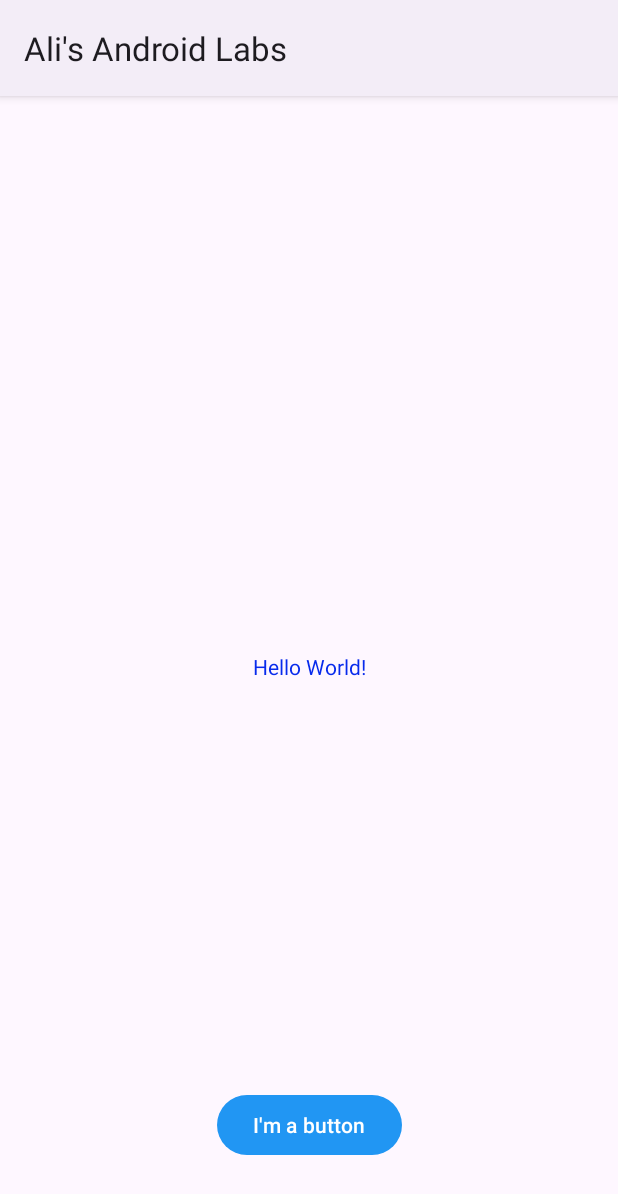
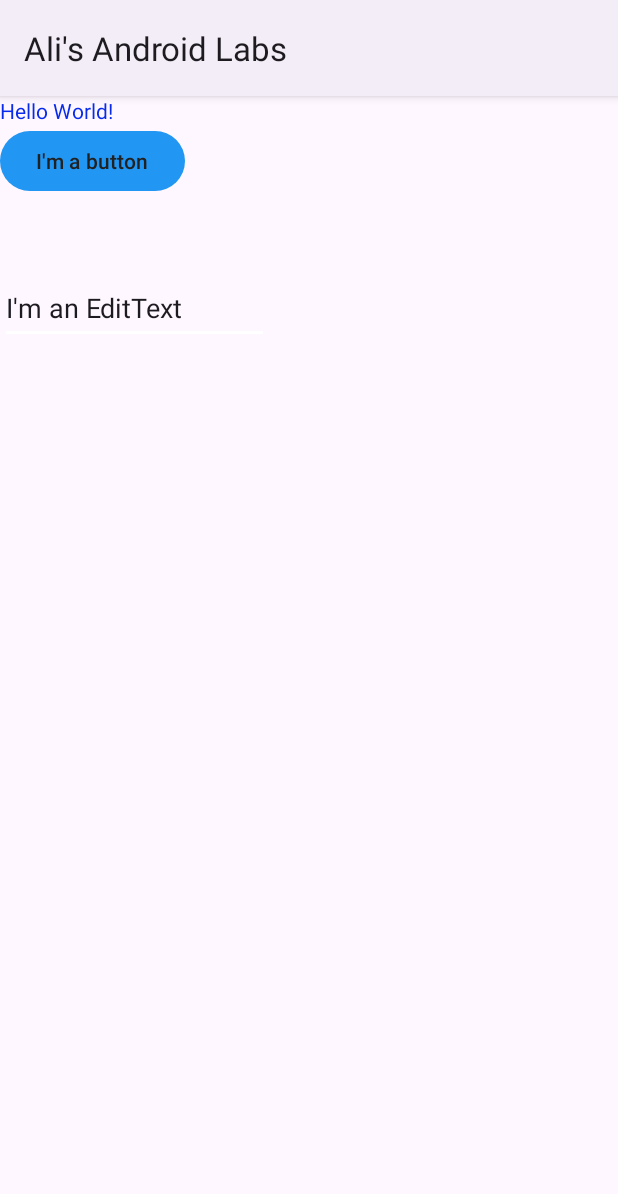
Before and after one commit to aydoganali/MyAndroidLabs, an Android app: the screen it shows after launch (MainActivity), on a phone screen of 412 x 824 dp. Shown: the top 1194 px of the screen. Run offline under Robolectric (Android 15) with nearby library versions, the light colour scheme and no system bars.

Commit message:
Added EditText, TextView and Button

```diff
--- a/app/build.gradle
+++ b/app/build.gradle
@@ -5,6 +5,11 @@ plugins {
 android {
     namespace 'algonquin.cst2335.aydo0001'
     compileSdk 33
+
+    buildFeatures {
+        viewBinding true
+    }
+
 
     defaultConfig {
         applicationId "algonquin.cst2335.aydo0001"
--- a/app/src/main/java/algonquin/cst2335/aydo0001/MainActivity.java
+++ b/app/src/main/java/algonquin/cst2335/aydo0001/MainActivity.java
@@ -2,12 +2,32 @@ package algonquin.cst2335.aydo0001;
 
 import androidx.appcompat.app.AppCompatActivity;
 import android.os.Bundle;
+import android.view.View;
+import android.widget.Button;
+import android.widget.EditText;
+import android.widget.TextView;
+
+import algonquin.cst2335.aydo0001.databinding.ActivityMainBinding;
 
 public class MainActivity extends AppCompatActivity {
+    private ActivityMainBinding variableBinding;
 
     @Override
     protected void onCreate(Bundle savedInstanceState) {
         super.onCreate(savedInstanceState);
-        setContentView(R.layout.activity_main);
+        variableBinding = ActivityMainBinding.inflate(getLayoutInflater());
+        setContentView( variableBinding.getRoot() );
+        TextView mytext = findViewById(R.id.textview);
+        Button btn = findViewById(R.id.mybutton);
+        EditText myedit = findViewById(R.id.myedittext);
+
+        //onClickListener       //anonymous class (parantez icindeki)
+        btn.setOnClickListener(v -> {
+            String text = myedit.getText().toString();
+            mytext.setText("Your edit text now has:"+ text);
+        });
+
+
+
     }
 }
--- a/app/src/main/res/layout/activity_main.xml
+++ b/app/src/main/res/layout/activity_main.xml
@@ -1,29 +1,30 @@
 <?xml version="1.0" encoding="utf-8"?>
-<androidx.constraintlayout.widget.ConstraintLayout xmlns:android="http://schemas.android.com/apk/res/android"
-    xmlns:app="http://schemas.android.com/apk/res-auto"
+<LinearLayout android:orientation="vertical"
+    xmlns:android="http://schemas.android.com/apk/res/android"
     xmlns:tools="http://schemas.android.com/tools"
     android:layout_width="match_parent"
     android:layout_height="match_parent"
     tools:context=".MainActivity">
 
     <TextView
-
+        android:id="@+id/textview"
         android:layout_width="wrap_content"
         android:layout_height="wrap_content"
-        android:text="@string/hello_message"
-        app:layout_constraintBottom_toBottomOf="parent"
-        app:layout_constraintEnd_toEndOf="parent"
-        app:layout_constraintStart_toStartOf="parent"
-        app:layout_constraintTop_toTopOf="parent" />
+        android:text="@string/hello_message" />
 
     <Button
+        android:id="@+id/mybutton"
         android:layout_width="wrap_content"
         android:layout_height="wrap_content"
         android:layout_marginBottom="50dp"
         android:text="@string/button_message"
-        app:layout_constraintBottom_toBottomOf="parent"
-        app:layout_constraintEnd_toEndOf="parent"
-        app:layout_constraintHorizontal_bias="0.5"
-        app:layout_constraintStart_toStartOf="parent" />
+        android:textColor="#212121" />
 
-</androidx.constraintlayout.widget.ConstraintLayout>
+    <EditText
+        android:id="@+id/myedittext"
+        android:layout_width="wrap_content"
+        android:layout_height="wrap_content"
+        android:hint="@string/hinttext"
+        android:minHeight="48dp"
+        android:text="@string/editmessage"></EditText>
+</LinearLayout>
--- a/app/src/main/res/values/strings.xml
+++ b/app/src/main/res/values/strings.xml
@@ -2,4 +2,6 @@
     <string name="app_name">Ali\'s Android Labs</string>
     <string name="hello_message">Hello World!</string>
     <string name="button_message">I\'m a button</string>
+    <string name="editmessage">I\'m an EditText</string>
+    <string name="hinttext">Write something here</string>
 </resources>
```
Also changed, not shown: build.gradle (line endings or trailing spaces).
